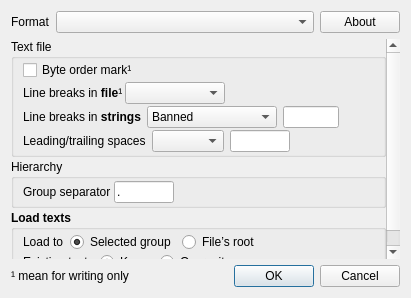
The window that UTranslator/FmFileFormat.ui (Mercury13/utranslator) describes before a commit, drawn with Qt 5.
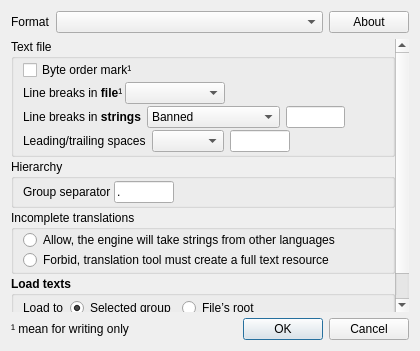
The same window after the commit.

The edit to the form file:
```diff
--- a/UTranslator/FmFileFormat.ui
+++ b/UTranslator/FmFileFormat.ui
@@ -6,8 +6,8 @@
    <rect>
     <x>0</x>
     <y>0</y>
-    <width>411</width>
-    <height>298</height>
+    <width>420</width>
+    <height>351</height>
    </rect>
   </property>
   <property name="windowTitle">
@@ -48,8 +48,8 @@
        <rect>
         <x>0</x>
         <y>0</y>
-        <width>393</width>
-        <height>218</height>
+        <width>402</width>
+        <height>271</height>
        </rect>
       </property>
       <layout class="QVBoxLayout" name="verticalLayout_2">
@@ -335,6 +335,41 @@
          </layout>
         </widget>
        </item>
+       <item>
+        <widget class="QGroupBox" name="grpIncomplete">
+         <property name="title">
+          <string>Incomplete translations</string>
+         </property>
+         <layout class="QVBoxLayout" name="verticalLayout_6">
+          <property name="spacing">
+           <number>0</number>
+          </property>
+          <property name="leftMargin">
+           <number>9</number>
+          </property>
+          <property name="topMargin">
+           <number>0</number>
+          </property>
+          <property name="bottomMargin">
+           <number>1</number>
+          </property>
+          <item>
+           <widget class="QRadioButton" name="radioIncompleteYes">
+            <property name="text">
+             <string>Allow, the engine will take strings from other languages</string>
+            </property>
+           </widget>
+          </item>
+          <item>
+           <widget class="QRadioButton" name="radioIncompleteNo">
+            <property name="text">
+             <string>Forbid, translation tool must create a full text resource</string>
+            </property>
+           </widget>
+          </item>
+         </layout>
+        </widget>
+       </item>
        <item>
         <widget class="QGroupBox" name="grpLoadTexts">
          <property name="font">
```
